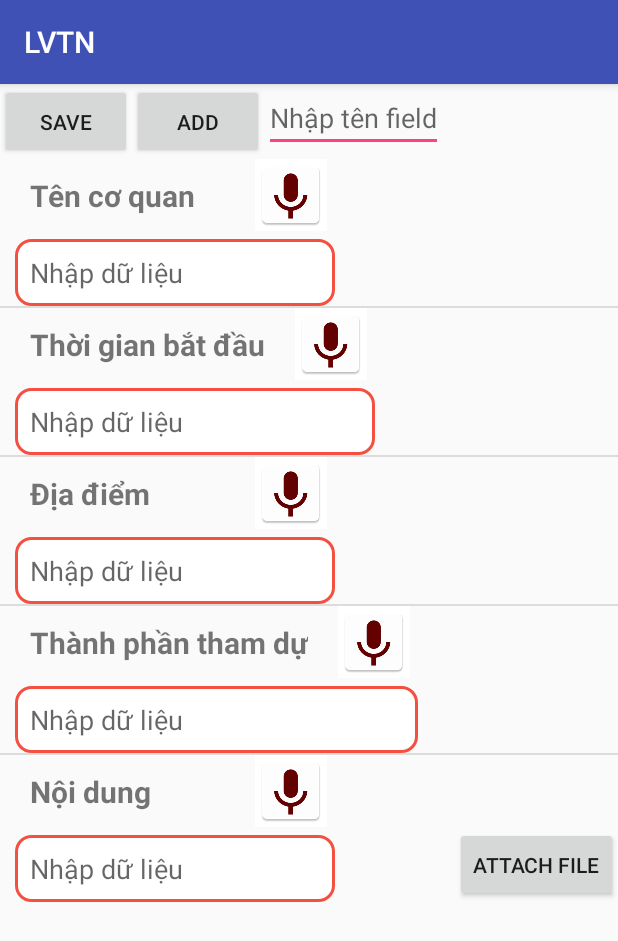
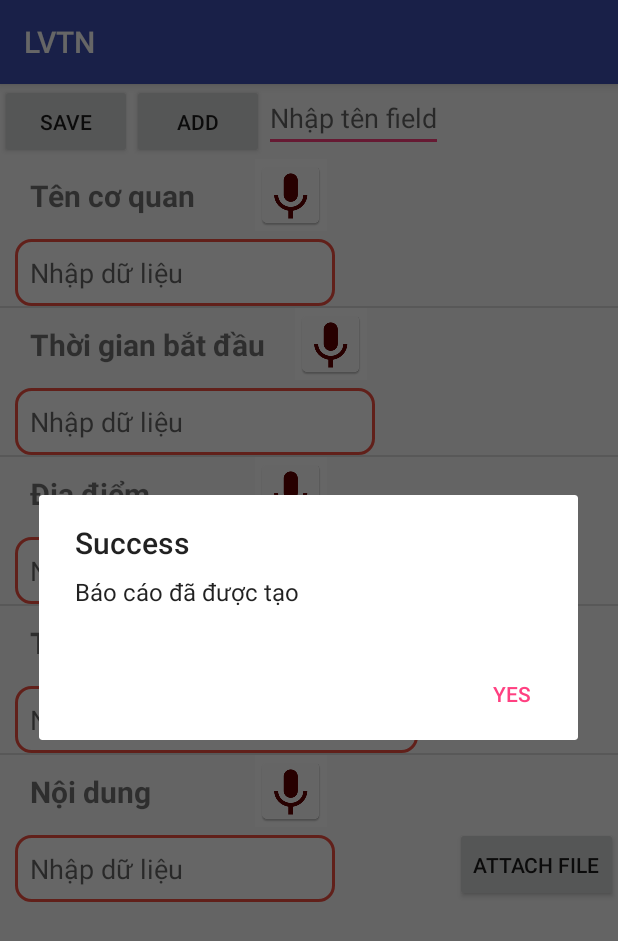
Before and after one commit to lazykitty267/LVTN, an Android app: the ReportDetailActivity screen opened directly, with no data from a screen before it, after a tap on "SAVE", on a phone screen of 412 x 824 dp. Shown: the top 941 px of the screen. Run offline under Robolectric (Android 15) with nearby library versions, the phone set to English and light mode, and no system bars; our stand-ins replace Firebase (no records; nobody signed in at launch, a user with empty details on screens opened directly); libraries missing offline, so code that uses them is left out: com.github.angads25.filepicker, com.itextpdf.text; 30 statements that could not run were skipped.

Commit message:
recreate Success dialog when save file successful

```diff
--- a/app/src/main/AndroidManifest.xml
+++ b/app/src/main/AndroidManifest.xml
@@ -29,6 +29,7 @@
                 <category android:name="android.intent.category.LAUNCHER" />
             </intent-filter>
         </activity>
+
         <activity
             android:name=".FieldActivity"
             android:theme="@style/AppTheme.NoActionBar" />
--- a/app/src/main/java/bk/lvtn/ReportDetailActivity.java
+++ b/app/src/main/java/bk/lvtn/ReportDetailActivity.java
@@ -1,5 +1,6 @@
 package bk.lvtn;
 
+import android.content.DialogInterface;
 import android.content.Intent;
 import android.os.Environment;
 import android.speech.RecognizerIntent;
@@ -12,7 +13,7 @@ import android.widget.Button;
 import android.widget.EditText;
 import android.widget.ListView;
 import android.widget.Toast;
-
+import android.support.v7.app.AlertDialog;
 import com.github.angads25.filepicker.controller.DialogSelectionListener;
 import com.github.angads25.filepicker.model.DialogConfigs;
 import com.github.angads25.filepicker.model.DialogProperties;
@@ -84,20 +85,20 @@ public class ReportDetailActivity extends AppCompatActivity {
                 getAttachFile();
             }
         });
+
         saveForm.setOnClickListener(new View.OnClickListener() {
             @Override
             public void onClick(View view) {
                 Report report = new Report();
-                for (int i = 0; i<adapter.getCount();i++){
+                for (int i = 0; i < adapter.getCount(); i++) {
                     final String s = adapter.getItem(i).getValue_field();
-                    report.addValue(adapter.getItem(i).getKey_field(),new ArrayList<String>(){{add(s);}});
+                    report.addValue(adapter.getItem(i).getKey_field(), new ArrayList<String>() {{
+                        add(s);
+                    }});
                 }
                 form = new Form(report);
                 try {
-                    // lưu form thành pdf
-                    // cần test file pdf có lưu trong dir : getFilesDir().getAbsolutePath()
-                    // ko
-//                    form.createForm1(getFilesDir().getAbsolutePath().toString());
+
                     ActivityCompat.requestPermissions(ReportDetailActivity.this,
                             new String[]{android.Manifest.permission.READ_EXTERNAL_STORAGE, android.Manifest.permission.WRITE_EXTERNAL_STORAGE},
                             1);
@@ -105,7 +106,8 @@ public class ReportDetailActivity extends AppCompatActivity {
                     InputStream is = getAssets().open("vuArial.ttf");
 
                     PdfFile pdfFile = new PdfFile();
-                    File file = form.createForm1(Environment.getExternalStorageDirectory().getAbsolutePath().toString(),is, pdfFile);
+
+                    File file = form.createForm1(Environment.getExternalStorageDirectory().getAbsolutePath().toString(), is, pdfFile);
                     if (file == null) {
                         return;
                     }
@@ -114,25 +116,17 @@ public class ReportDetailActivity extends AppCompatActivity {
                     pdfFile.setId(report.getId());
                     dataService.uploadFile(file, pdfFile);
 
-                    for (int i = 0;i< fileList.length;i++){
-                        File f = new File(fileList[i].toString());
-                        Toast.makeText(ReportDetailActivity.this,f.getName().toString(),Toast.LENGTH_SHORT).show();
-                    }
 
-
-                    Intent myIntent = new Intent(getApplicationContext(), MainActivity.class);
-                    startActivity(myIntent);
+                } catch (Exception e) {
+                    Log.d("aaa", e.toString());
                 }
-                catch (Exception e){
-                    Log.d("aaa",e.toString());
-
-
-                }
+                showSuccessDialog();
             }
         });
 
+    }
 
-    }
+
 
     @Override
     protected void onActivityResult(int position, int resultCode, Intent data) {
@@ -154,6 +148,17 @@ public class ReportDetailActivity extends AppCompatActivity {
             Toast.makeText(this, "null cmnr", Toast.LENGTH_SHORT).show();
         }
 
+    }
+
+    private void showSuccessDialog() {
+        AlertDialog alertbox = new AlertDialog.Builder(ReportDetailActivity.this).setTitle("Success")
+                .setMessage("Báo cáo đã được tạo")
+                .setPositiveButton("Yes", new DialogInterface.OnClickListener() {
+                    public void onClick(DialogInterface arg0, int arg1) {
+                        Intent myIntent = new Intent(getApplicationContext(), MainActivity.class);
+                        startActivity(myIntent);
+                    }
+                }).show();
     }
 
     private void getExcel() {
```
